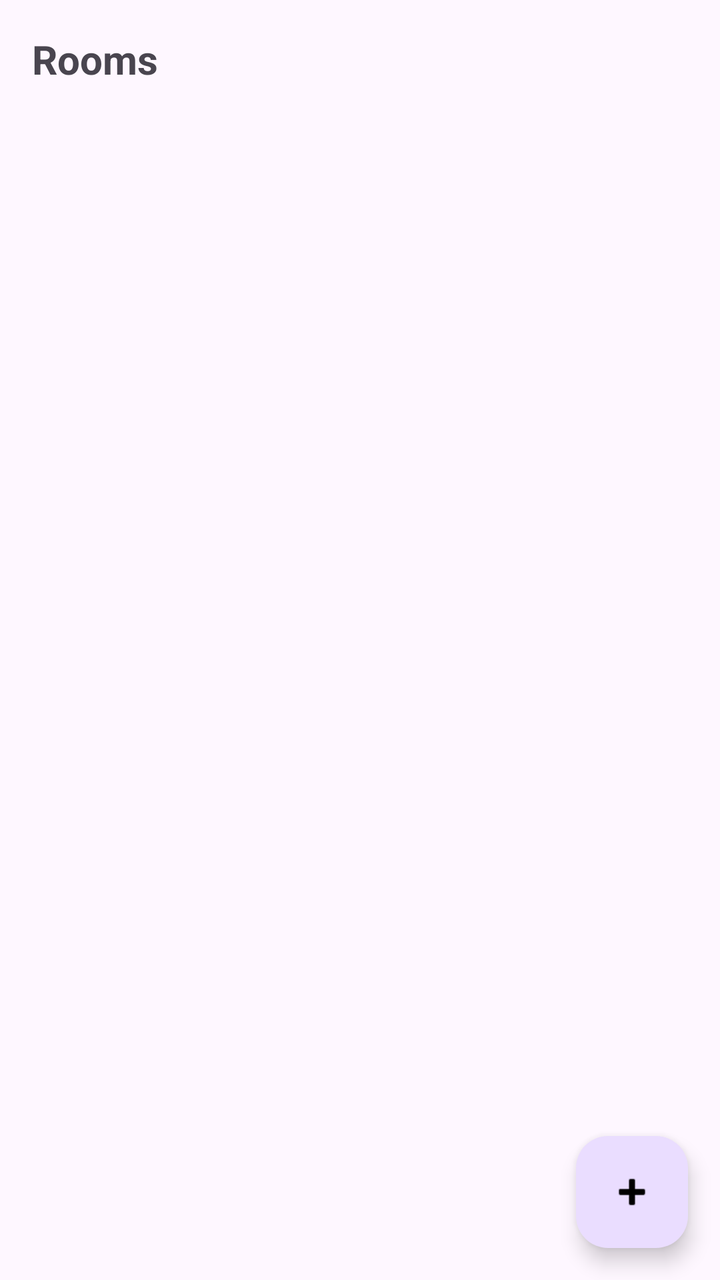
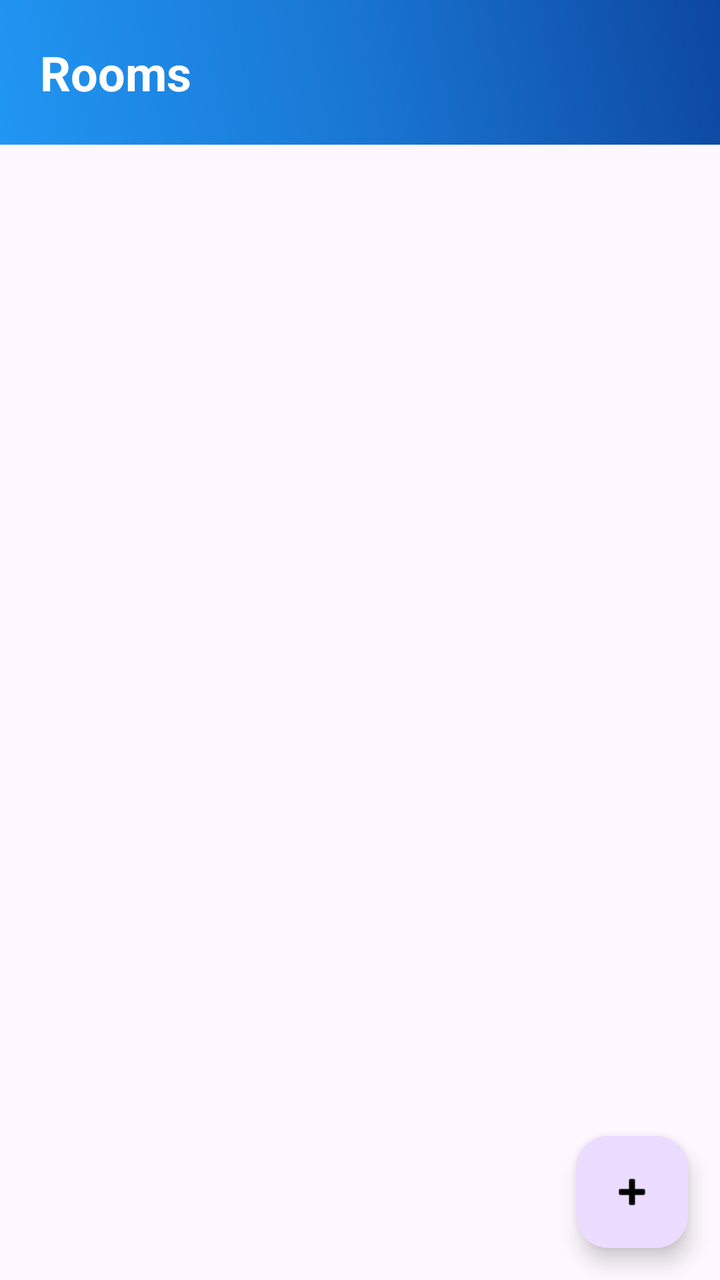

Compare the two renders of this Android layout. The source of the first and the diff that turns it into the second are given below.
<!-- AndroidManifest.xml: application theme Theme.RentMangment -->
<!-- res/layout/fragment_rooms.xml -->
<?xml version="1.0" encoding="utf-8"?>
<androidx.coordinatorlayout.widget.CoordinatorLayout xmlns:android="http://schemas.android.com/apk/res/android"
    xmlns:app="http://schemas.android.com/apk/res-auto"
    android:layout_width="match_parent"
    android:layout_height="match_parent">

    
    <TextView
        android:id="@+id/tv_rooms_title"
        android:layout_width="match_parent"
        android:layout_height="wrap_content"
        android:text="Rooms"
        android:textSize="20sp"
        android:padding="16dp"
        android:textStyle="bold" />

    
    <androidx.recyclerview.widget.RecyclerView
        android:id="@+id/rvRooms"
        android:layout_width="match_parent"
        android:layout_height="match_parent"
        android:layout_marginTop="56dp"
        android:padding="8dp"
        app:layout_behavior="@string/appbar_scrolling_view_behavior" />

    
    <com.google.android.material.floatingactionbutton.FloatingActionButton
        android:id="@+id/fab_add_room"
        android:layout_width="wrap_content"
        android:layout_height="wrap_content"
        android:contentDescription="Add Room"
        android:src="@android:drawable/ic_input_add"
        app:tint="@android:color/black"
        app:layout_anchorGravity="bottom|end"
        app:layout_anchor="@id/rvRooms"
        android:layout_margin="16dp" />
</androidx.coordinatorlayout.widget.CoordinatorLayout>
<!-- resources referenced by this layout -->
<resources>
  <style name="Theme.RentMangment" parent="Base.Theme.RentMangment" />
  <style name="Base.Theme.RentMangment" parent="Theme.Material3.DayNight.NoActionBar">
          
          
      </style>
</resources>

<!-- the commit's change to res/layout/fragment_rooms.xml (unified diff, before → after) -->
@@ -3,23 +3,30 @@
     xmlns:app="http://schemas.android.com/apk/res-auto"
     android:layout_width="match_parent"
     android:layout_height="match_parent">
-
+<RelativeLayout
+    android:layout_width="match_parent"
+    android:layout_height="wrap_content"
+    android:background="@drawable/nav_header_gradient"
+    android:padding="20dp">
     
     <TextView
         android:id="@+id/tv_rooms_title"
-        android:layout_width="match_parent"
+        android:layout_width="wrap_content"
         android:layout_height="wrap_content"
+        android:layout_centerVertical="true"
         android:text="Rooms"
-        android:textSize="20sp"
-        android:padding="16dp"
-        android:textStyle="bold" />
+        android:textSize="24sp"
+        android:textStyle="bold"
+        android:textColor="@android:color/white"  />
 
+</RelativeLayout>
     
     <androidx.recyclerview.widget.RecyclerView
         android:id="@+id/rvRooms"
         android:layout_width="match_parent"
         android:layout_height="match_parent"
-        android:layout_marginTop="56dp"
+        android:layout_marginTop="100dp"
+
         android:padding="8dp"
         app:layout_behavior="@string/appbar_scrolling_view_behavior" />
 
<!-- resource entries referenced after the edit -->
@@ -1,5 +1,15 @@
 <!-- resources referenced by this layout -->
 <resources>
+  <!-- drawable nav_header_gradient (drawable) -->
+  <?xml version="1.0" encoding="utf-8"?>
+  <shape xmlns:android="http://schemas.android.com/apk/res/android">
+      <gradient
+          android:angle="45"
+          android:startColor="#2196F3"
+          android:centerColor="#1976D2"
+          android:endColor="#0D47A1"
+          android:type="linear" />
+  </shape>
   <style name="Theme.RentMangment" parent="Base.Theme.RentMangment" />
   <style name="Base.Theme.RentMangment" parent="Theme.Material3.DayNight.NoActionBar">
           
